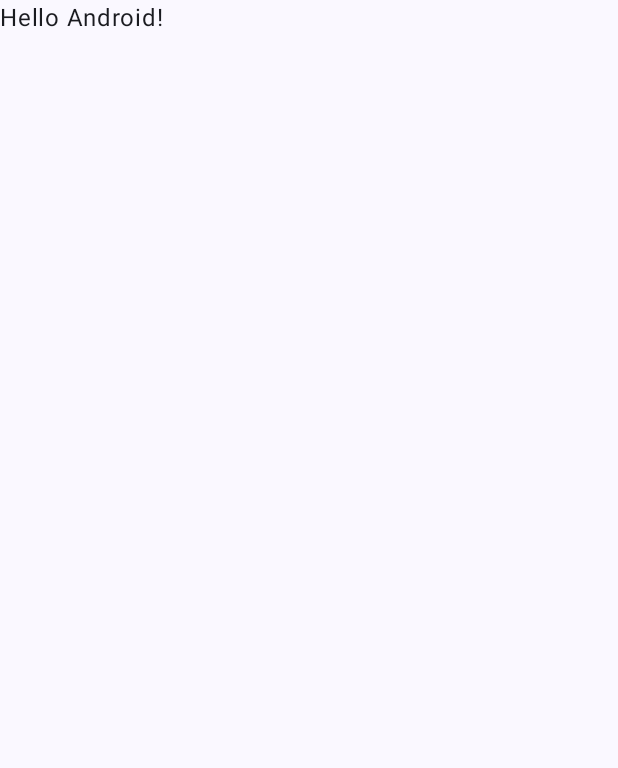
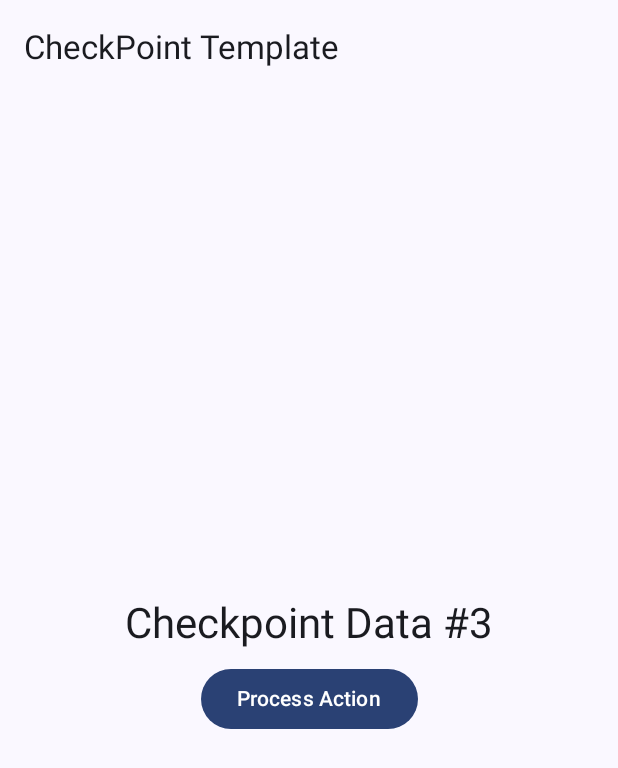
Before and after one commit to AlessioCamerano/CheckPoint, an Android app built with Jetpack Compose: the screen it shows after launch (MainActivity), on a phone screen of 412 x 824 dp. Before the commit the part shown is almost empty. Shown: the top 768 px of the screen. Run offline under Robolectric (Android 15) with nearby library versions, the phone set to English and light mode, and no system bars.

Commit message:
sviluppo modello MVVM base
starting point per il progetto

```diff
--- a/app/build.gradle.kts
+++ b/app/build.gradle.kts
@@ -45,6 +45,8 @@ dependencies {
     implementation(libs.androidx.compose.ui.tooling.preview)
     implementation(libs.androidx.core.ktx)
     implementation(libs.androidx.lifecycle.runtime.ktx)
+    implementation(libs.androidx.lifecycle.runtime.compose)
+    implementation(libs.androidx.lifecycle.viewmodel.compose)
 
     // Navigation
     implementation(libs.androidx.navigation.compose)
--- a/app/src/main/java/com/example/checkpoint/MainActivity.kt
+++ b/app/src/main/java/com/example/checkpoint/MainActivity.kt
@@ -4,13 +4,7 @@ import android.os.Bundle
 import androidx.activity.ComponentActivity
 import androidx.activity.compose.setContent
 import androidx.activity.enableEdgeToEdge
-import androidx.compose.foundation.layout.fillMaxSize
-import androidx.compose.foundation.layout.padding
-import androidx.compose.material3.Scaffold
-import androidx.compose.material3.Text
-import androidx.compose.runtime.Composable
-import androidx.compose.ui.Modifier
-import androidx.compose.ui.tooling.preview.Preview
+import com.example.checkpoint.ui.navigation.AppNavigation
 import com.example.checkpoint.ui.theme.CheckPointTheme
 
 class MainActivity : ComponentActivity() {
@@ -19,29 +13,8 @@ class MainActivity : ComponentActivity() {
         enableEdgeToEdge()
         setContent {
             CheckPointTheme {
-                Scaffold(modifier = Modifier.fillMaxSize()) { innerPadding ->
-                    Greeting(
-                        name = "Android",
-                        modifier = Modifier.padding(innerPadding)
-                    )
-                }
+                AppNavigation()
             }
         }
     }
 }
-
-@Composable
-fun Greeting(name: String, modifier: Modifier = Modifier) {
-    Text(
-        text = "Hello $name!",
-        modifier = modifier
-    )
-}
-
-@Preview(showBackground = true)
-@Composable
-fun GreetingPreview() {
-    CheckPointTheme {
-        Greeting("Android")
-    }
-}
--- /dev/null
+++ b/app/src/main/java/com/example/checkpoint/data/MainRepository.kt
@@ -0,0 +1,21 @@
+package com.example.checkpoint.data
+
+import kotlinx.coroutines.delay
+import kotlinx.coroutines.flow.Flow
+import kotlinx.coroutines.flow.flow
+
+interface MainRepository {
+    fun getStreamData(): Flow<String>
+}
+
+class MainRepositoryImpl : MainRepository {
+    override fun getStreamData(): Flow<String> = flow {
+        // Mock data representing a database or network stream
+        var count = 0
+        while (true) {
+            emit("Checkpoint Data #$count")
+            delay(2000)
+            count++
+        }
+    }
+}
--- /dev/null
+++ b/app/src/main/java/com/example/checkpoint/ui/navigation/AppNavigation.kt
@@ -0,0 +1,31 @@
+package com.example.checkpoint.ui.navigation
+
+import androidx.compose.runtime.Composable
+import androidx.navigation.compose.NavHost
+import androidx.navigation.compose.composable
+import androidx.navigation.compose.rememberNavController
+import com.example.checkpoint.ui.screens.MainScreen
+
+/**
+ * Routes definitions for the application navigation.
+ */
+object Screen {
+    const val Home = "home"
+}
+
+@Composable
+fun AppNavigation() {
+    val navController = rememberNavController()
+
+    NavHost(
+        navController = navController,
+        startDestination = Screen.Home
+    ) {
+        composable(Screen.Home) {
+            MainScreen()
+        }
+
+        // Add more screens here as you create them:
+        // composable(Screen.Settings) { SettingsScreen() }
+    }
+}
--- /dev/null
+++ b/app/src/main/java/com/example/checkpoint/ui/screens/MainScreen.kt
@@ -0,0 +1,79 @@
+package com.example.checkpoint.ui.screens
+
+import androidx.compose.foundation.layout.Box
+import androidx.compose.foundation.layout.Column
+import androidx.compose.foundation.layout.fillMaxSize
+import androidx.compose.foundation.layout.padding
+import androidx.compose.material3.Button
+import androidx.compose.material3.CircularProgressIndicator
+import androidx.compose.material3.ExperimentalMaterial3Api
+import androidx.compose.material3.MaterialTheme
+import androidx.compose.material3.Scaffold
+import androidx.compose.material3.Text
+import androidx.compose.material3.TopAppBar
+import androidx.compose.runtime.Composable
+import androidx.compose.runtime.getValue
+import androidx.compose.ui.Alignment
+import androidx.compose.ui.Modifier
+import androidx.lifecycle.compose.collectAsStateWithLifecycle
+import androidx.lifecycle.viewmodel.compose.viewModel
+import com.example.checkpoint.ui.theme.spacing
+
+@OptIn(ExperimentalMaterial3Api::class)
+@Composable
+fun MainScreen(
+    viewModel: MainViewModel = viewModel()
+) {
+    val uiState by viewModel.uiState.collectAsStateWithLifecycle()
+
+    Scaffold(
+        topBar = {
+            TopAppBar(title = { Text("CheckPoint Template") })
+        }
+    ) { paddingValues ->
+        Box(
+            modifier = Modifier
+                .fillMaxSize()
+                .padding(paddingValues)
+                .padding(MaterialTheme.spacing.medium),
+            contentAlignment = Alignment.Center
+        ) {
+            if (uiState.isLoading) {
+                CircularProgressIndicator()
+            } else {
+                MainContent(
+                    state = uiState,
+                    onAction = { viewModel.onActionTriggered() }
+                )
+            }
+        }
+    }
+}
+
+@Composable
+fun MainContent(
+    state: MainUiState,
+    onAction: () -> Unit
+) {
+    Column(horizontalAlignment = Alignment.CenterHorizontally) {
+        Text(
+            text = state.data,
+            style = MaterialTheme.typography.headlineMedium
+        )
+
+        Button(
+            onClick = onAction,
+            modifier = Modifier.padding(top = MaterialTheme.spacing.small)
+        ) {
+            Text("Process Action")
+        }
+
+        state.errorMessage?.let {
+            Text(
+                text = it,
+                color = MaterialTheme.colorScheme.error,
+                modifier = Modifier.padding(top = MaterialTheme.spacing.small)
+            )
+        }
+    }
+}
--- /dev/null
+++ b/app/src/main/java/com/example/checkpoint/ui/screens/MainUiState.kt
@@ -0,0 +1,7 @@
+package com.example.checkpoint.ui.screens
+
+data class MainUiState(
+    val data: String = "",
+    val isLoading: Boolean = false,
+    val errorMessage: String? = null
+)
--- /dev/null
+++ b/app/src/main/java/com/example/checkpoint/ui/screens/MainViewModel.kt
@@ -0,0 +1,41 @@
+package com.example.checkpoint.ui.screens
+
+import androidx.lifecycle.ViewModel
+import androidx.lifecycle.viewModelScope
+import com.example.checkpoint.data.MainRepository
+import com.example.checkpoint.data.MainRepositoryImpl
+import kotlinx.coroutines.flow.MutableStateFlow
+import kotlinx.coroutines.flow.StateFlow
+import kotlinx.coroutines.flow.asStateFlow
+import kotlinx.coroutines.flow.update
+import kotlinx.coroutines.launch
+
+class MainViewModel(
+    private val repository: MainRepository = MainRepositoryImpl()
+) : ViewModel() {
+
+    private val _uiState = MutableStateFlow(MainUiState())
+    val uiState: StateFlow<MainUiState> = _uiState.asStateFlow()
+
+    init {
+        loadData()
+    }
+
+    private fun loadData() {
+        viewModelScope.launch {
+            _uiState.update { it.copy(isLoading = true) }
+            repository.getStreamData().collect { result ->
+                _uiState.update {
+                    it.copy(
+                        data = result,
+                        isLoading = false
+                    )
+                }
+            }
+        }
+    }
+
+    fun onActionTriggered() {
+        _uiState.update { it.copy(data = "Action Processed: ${it.data}") }
+    }
+}
--- /dev/null
+++ b/app/src/main/java/com/example/checkpoint/ui/theme/Spacing.kt
@@ -0,0 +1,23 @@
+package com.example.checkpoint.ui.theme
+
+import androidx.compose.runtime.Composable
+import androidx.compose.runtime.ReadOnlyComposable
+import androidx.compose.runtime.compositionLocalOf
+import androidx.compose.ui.unit.Dp
+import androidx.compose.ui.unit.dp
+
+data class Spacing(
+    val default: Dp = 0.dp,
+    val extraSmall: Dp = 4.dp,
+    val small: Dp = 8.dp,
+    val medium: Dp = 16.dp,
+    val large: Dp = 32.dp,
+    val extraLarge: Dp = 64.dp
+)
+
+val LocalSpacing = compositionLocalOf { Spacing() }
+
+val androidx.compose.material3.MaterialTheme.spacing: Spacing
+    @Composable
+    @ReadOnlyComposable
+    get() = LocalSpacing.current
--- a/app/src/main/java/com/example/checkpoint/ui/theme/Theme.kt
+++ b/app/src/main/java/com/example/checkpoint/ui/theme/Theme.kt
@@ -8,6 +8,7 @@ import androidx.compose.material3.darkColorScheme
 import androidx.compose.material3.dynamicDarkColorScheme
 import androidx.compose.material3.dynamicLightColorScheme
 import androidx.compose.material3.lightColorScheme
+import androidx.compose.runtime.CompositionLocalProvider
 import androidx.compose.runtime.Composable
 import androidx.compose.ui.platform.LocalContext
 
@@ -50,9 +51,11 @@ fun CheckPointTheme(
         else -> LightColorScheme
     }
 
-    MaterialTheme(
-        colorScheme = colorScheme,
-        typography = Typography,
-        content = content
-    )
+    CompositionLocalProvider(LocalSpacing provides Spacing()) {
+        MaterialTheme(
+            colorScheme = colorScheme,
+            typography = Typography,
+            content = content
+        )
+    }
 }
--- a/gradle/libs.versions.toml
+++ b/gradle/libs.versions.toml
@@ -4,7 +4,7 @@ coreKtx = "1.10.1"
 junit = "4.13.2"
 junitVersion = "1.1.5"
 espressoCore = "3.5.1"
-lifecycleRuntimeKtx = "2.6.1"
+lifecycleRuntimeKtx = "2.8.4"
 activityCompose = "1.8.0"
 kotlin = "2.2.10"
 composeBom = "2026.02.01"
@@ -19,6 +19,8 @@ junit = { group = "junit", name = "junit", version.ref = "junit" }
 androidx-junit = { group = "androidx.test.ext", name = "junit", version.ref = "junitVersion" }
 androidx-espresso-core = { group = "androidx.test.espresso", name = "espresso-core", version.ref = "espressoCore" }
 androidx-lifecycle-runtime-ktx = { group = "androidx.lifecycle", name = "lifecycle-runtime-ktx", version.ref = "lifecycleRuntimeKtx" }
+androidx-lifecycle-runtime-compose = { group = "androidx.lifecycle", name = "lifecycle-runtime-compose", version.ref = "lifecycleRuntimeKtx" }
+androidx-lifecycle-viewmodel-compose = { group = "androidx.lifecycle", name = "lifecycle-viewmodel-compose", version.ref = "lifecycleRuntimeKtx" }
 androidx-activity-compose = { group = "androidx.activity", name = "activity-compose", version.ref = "activityCompose" }
 androidx-compose-bom = { group = "androidx.compose", name = "compose-bom", version.ref = "composeBom" }
 androidx-compose-ui = { group = "androidx.compose.ui", name = "ui" }
```
